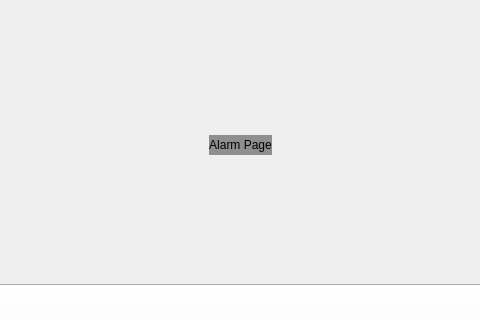
First picture: the form in src/AlarmPage/alarmpage.ui, repository spencerdee/clockqt, before the edit; both pictures show x 141 to 621 and y 0 to 320 of the 802 by 561 pixel window.
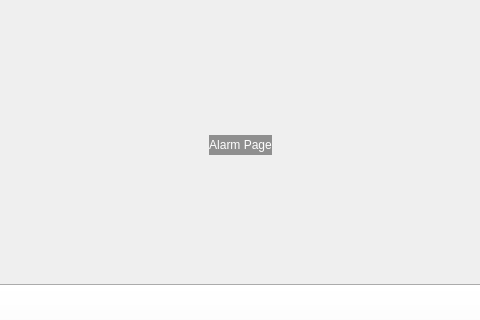
Second picture: the form after the edit.

```diff
--- a/src/AlarmPage/alarmpage.ui
+++ b/src/AlarmPage/alarmpage.ui
@@ -113,7 +113,8 @@
                 </size>
                </property>
                <property name="styleSheet">
-                <string notr="true">background-color: rgba(0,0,0,40%)</string>
+                <string notr="true">background-color: rgba(0,0,0,40%);
+color: rgb(255, 255, 255);</string>
                </property>
                <property name="text">
                 <string>Alarm Page</string>
```
